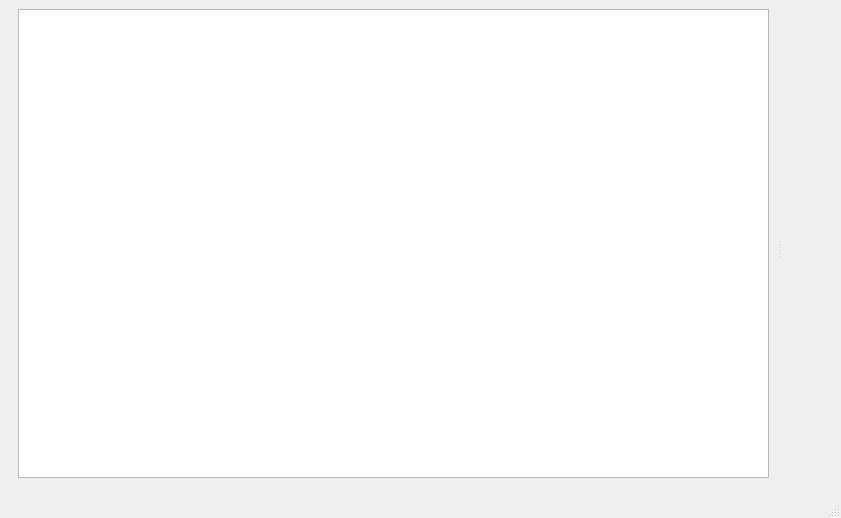
SanPen/GridCal, file src/GridCal/Gui/SigmaAnalysis/gui.ui: the form before one commit.
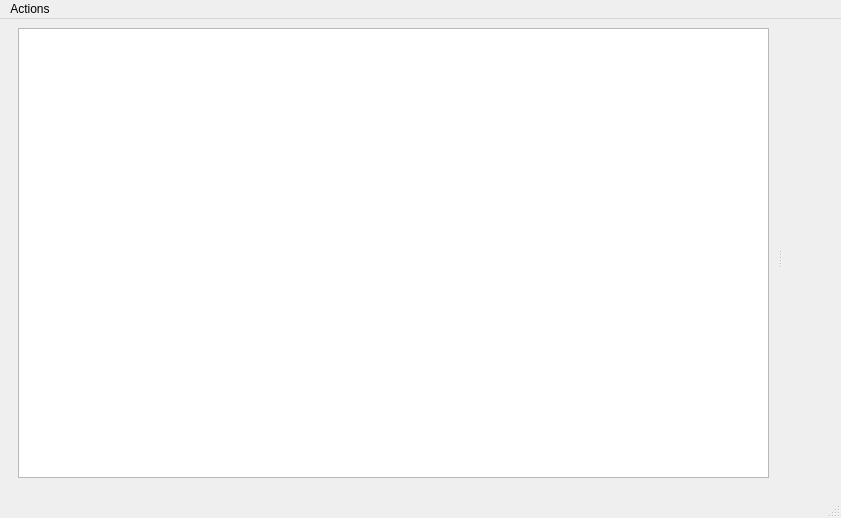
The form after the commit. Icons and pictures are not drawn. Custom widgets are drawn as their Qt base class.

The edit to the form file:
```diff
--- a/src/GridCal/Gui/SigmaAnalysis/gui.ui
+++ b/src/GridCal/Gui/SigmaAnalysis/gui.ui
@@ -62,6 +62,14 @@
      <height>22</height>
     </rect>
    </property>
+   <widget class="QMenu" name="menuActions">
+    <property name="title">
+     <string>Actions</string>
+    </property>
+    <addaction name="actionCopy_to_clipboard"/>
+    <addaction name="actionSave"/>
+   </widget>
+   <addaction name="menuActions"/>
   </widget>
   <widget class="QStatusBar" name="statusbar"/>
  </widget>
```
Left out of the diff: 26 changed lines with no effect on the pictures.
